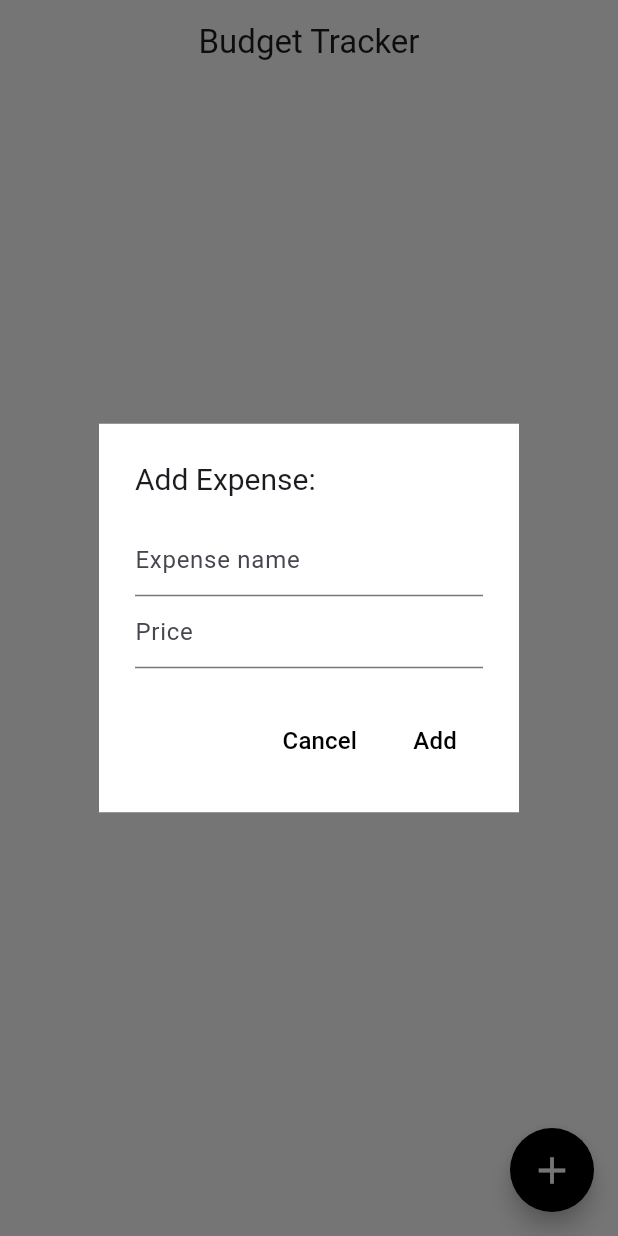
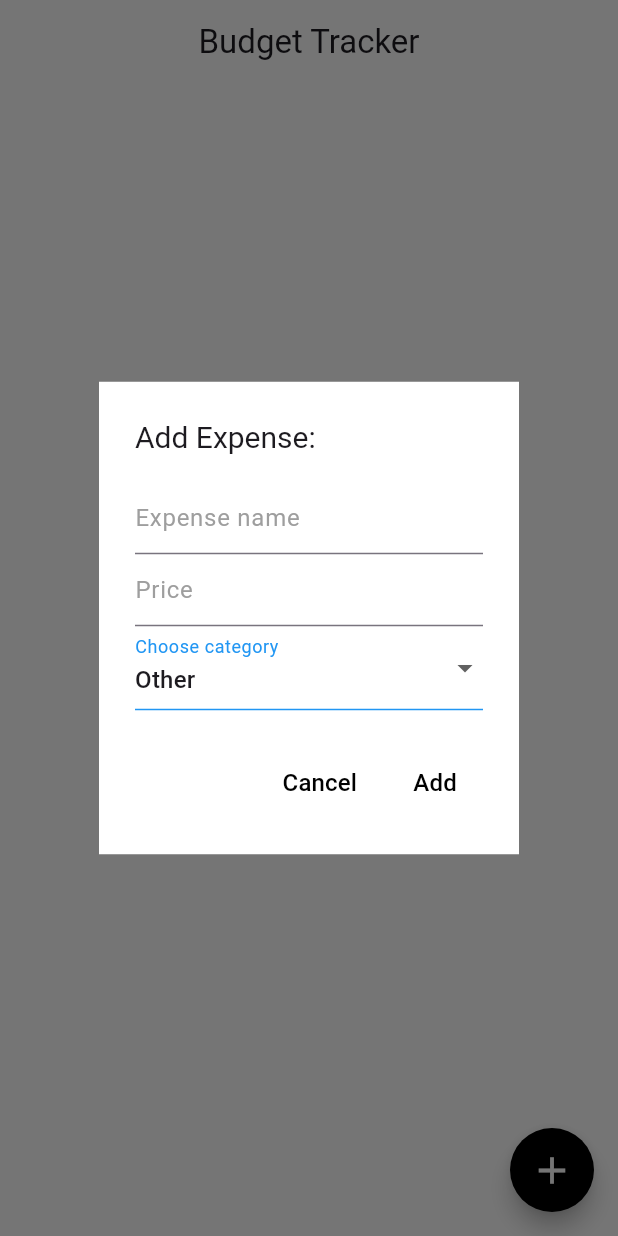
Before and after one commit to abdymazhittoretay/expense_tracker, a Flutter app: the screen it shows after launch, after a tap on the "add" icon, on a phone screen of 412 x 824 dp. Run offline on Flutter 3.47's test engine with Material 3 defaults, Android fonts, the phone set to English and light mode, and no system bars.

Commit message:
added dropdown menu in showDialog

```diff
--- a/lib/pages/home_page.dart
+++ b/lib/pages/home_page.dart
@@ -13,6 +13,8 @@ class _HomePageState extends State<HomePage> {
 
   final TextEditingController _nameController = TextEditingController();
   final TextEditingController _priceController = TextEditingController();
+
+  String selectedCategory = "Other";
   @override
   Widget build(BuildContext context) {
     return Scaffold(
@@ -63,6 +65,9 @@ class _HomePageState extends State<HomePage> {
                     controller: _nameController,
                     decoration: InputDecoration(
                         hintText: "Expense name",
+                        hintStyle: TextStyle(
+                          color: Colors.grey,
+                        ),
                         border: UnderlineInputBorder(
                             borderSide: BorderSide(color: Colors.black)),
                         focusedBorder: UnderlineInputBorder(
@@ -72,11 +77,44 @@ class _HomePageState extends State<HomePage> {
                     controller: _priceController,
                     decoration: InputDecoration(
                         hintText: "Price",
+                        hintStyle: TextStyle(
+                          color: Colors.grey,
+                        ),
                         border: UnderlineInputBorder(
                             borderSide: BorderSide(color: Colors.black)),
                         focusedBorder: UnderlineInputBorder(
                             borderSide: BorderSide(color: Colors.black))),
                   ),
+                  DropdownButtonFormField(
+                      dropdownColor: Colors.white,
+                      value: selectedCategory,
+                      decoration: InputDecoration(
+                        label: Text("Choose category"),
+                        labelStyle: TextStyle(color: Colors.blue),
+                        border: UnderlineInputBorder(
+                            borderSide: BorderSide(color: Colors.blue)),
+                        focusedBorder: UnderlineInputBorder(
+                            borderSide: BorderSide(color: Colors.blue)),
+                        enabledBorder: UnderlineInputBorder(
+                            borderSide: BorderSide(color: Colors.blue)),
+                      ),
+                      items: [
+                        DropdownMenuItem(value: "Food", child: Text("Food")),
+                        DropdownMenuItem(
+                            value: "Personal", child: Text("Personal")),
+                        DropdownMenuItem(
+                            value: "Entertainment",
+                            child: Text("Entertainment")),
+                        DropdownMenuItem(
+                            value: "Transportation",
+                            child: Text("Transportation")),
+                        DropdownMenuItem(value: "Other", child: Text("Other")),
+                      ],
+                      onChanged: (value) {
+                        setState(() {
+                          selectedCategory = value as String;
+                        });
+                      }),
                 ],
               ),
               actions: [
@@ -91,6 +129,7 @@ class _HomePageState extends State<HomePage> {
                   onPressed: () {
                     _nameController.clear();
                     _priceController.clear();
+                    selectedCategory = "Other";
                     setState(() {});
                     Navigator.of(context).pop();
                   },
@@ -110,11 +149,12 @@ class _HomePageState extends State<HomePage> {
                       expenses.add(ExpenseModel(
                           name: _nameController.text,
                           price: double.tryParse(_priceController.text) ?? 0.0,
-                          category: "Other",
+                          category: selectedCategory,
                           date: DateTime.now()));
                     }
                     _nameController.clear();
                     _priceController.clear();
+                    selectedCategory = "Other";
                     setState(() {});
                     Navigator.of(context).pop();
                   },
```
